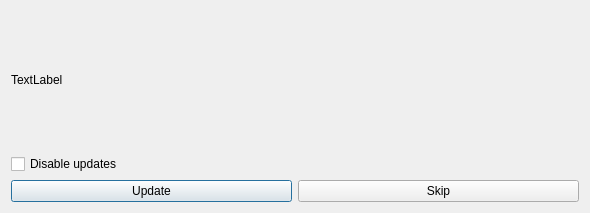
Qt form huggle/updateform.ui (huggle/huggle3-qt-lx) before a commit.
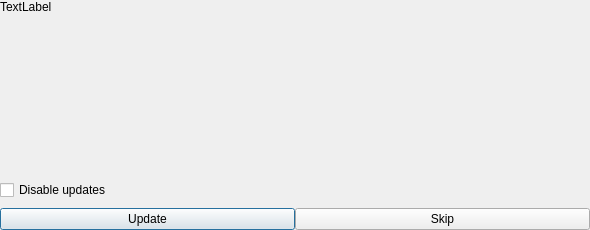
The same form after that commit.

Patch:
```diff
--- a/huggle/updateform.ui
+++ b/huggle/updateform.ui
@@ -7,13 +7,28 @@
     <x>0</x>
     <y>0</y>
     <width>590</width>
-    <height>213</height>
+    <height>230</height>
    </rect>
   </property>
   <property name="windowTitle">
    <string>New version of huggle is available</string>
   </property>
   <layout class="QVBoxLayout" name="verticalLayout">
+   <property name="spacing">
+    <number>8</number>
+   </property>
+   <property name="leftMargin">
+    <number>0</number>
+   </property>
+   <property name="topMargin">
+    <number>0</number>
+   </property>
+   <property name="rightMargin">
+    <number>0</number>
+   </property>
+   <property name="bottomMargin">
+    <number>0</number>
+   </property>
    <item>
     <widget class="QLabel" name="label">
      <property name="sizePolicy">
@@ -25,6 +40,9 @@
      <property name="text">
       <string>TextLabel</string>
      </property>
+     <property name="alignment">
+      <set>Qt::AlignLeading|Qt::AlignLeft|Qt::AlignTop</set>
+     </property>
      <property name="wordWrap">
       <bool>true</bool>
      </property>
@@ -39,6 +57,9 @@
    </item>
    <item>
     <layout class="QHBoxLayout" name="horizontalLayout">
+     <property name="spacing">
+      <number>0</number>
+     </property>
      <item>
       <widget class="QPushButton" name="pushButton">
        <property name="text">
```
Left out of the diff: 3 changed lines with no effect on the pictures.
